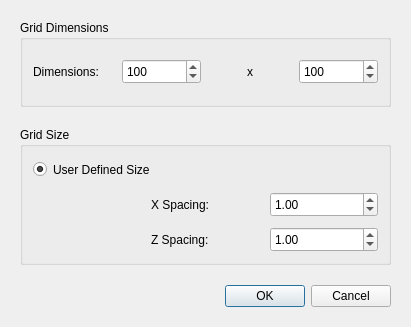
This is TonatiuhProject/src/source/gui/gridsettingsdialog.ui in iat-cener/tonatiuh as Qt 5 draws it before an edit. The edited form follows.
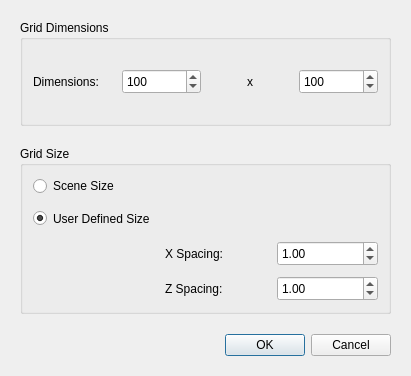
This is the edited form.

Patch:
```diff
--- a/TonatiuhProject/src/source/gui/gridsettingsdialog.ui
+++ b/TonatiuhProject/src/source/gui/gridsettingsdialog.ui
@@ -7,7 +7,7 @@
     <x>0</x>
     <y>0</y>
     <width>411</width>
-    <height>327</height>
+    <height>376</height>
    </rect>
   </property>
   <property name="windowTitle">
@@ -126,23 +126,7 @@
       <property name="spacing">
        <number>10</number>
       </property>
-      <item row="0" column="0" colspan="2">
-       <widget class="QRadioButton" name="userDefinedRadio">
-        <property name="minimumSize">
-         <size>
-          <width>0</width>
-          <height>25</height>
-         </size>
-        </property>
-        <property name="text">
-         <string>User Defined Size</string>
-        </property>
-        <property name="checked">
-         <bool>true</bool>
-        </property>
-       </widget>
-      </item>
-      <item row="2" column="2">
+      <item row="3" column="2">
        <widget class="QDoubleSpinBox" name="xSpacingSpin">
         <property name="minimumSize">
          <size>
@@ -158,14 +142,14 @@
         </property>
        </widget>
       </item>
-      <item row="2" column="1">
+      <item row="3" column="1">
        <widget class="QLabel" name="xSpacionLabel">
         <property name="text">
          <string>X Spacing:</string>
         </property>
        </widget>
       </item>
-      <item row="3" column="1">
+      <item row="4" column="1">
        <widget class="QLabel" name="zSpacingLabel">
         <property name="minimumSize">
          <size>
@@ -178,7 +162,7 @@
         </property>
        </widget>
       </item>
-      <item row="3" column="2">
+      <item row="4" column="2">
        <widget class="QDoubleSpinBox" name="zSpacingSpin">
         <property name="minimumSize">
          <size>
@@ -194,6 +178,32 @@
         </property>
        </widget>
       </item>
+      <item row="1" column="0">
+       <widget class="QRadioButton" name="scebeRadio">
+        <property name="text">
+         <string>Scene Size</string>
+        </property>
+        <property name="checked">
+         <bool>false</bool>
+        </property>
+       </widget>
+      </item>
+      <item row="2" column="0">
+       <widget class="QRadioButton" name="userDefinedRadio">
+        <property name="minimumSize">
+         <size>
+          <width>0</width>
+          <height>25</height>
+         </size>
+        </property>
+        <property name="text">
+         <string>User Defined Size</string>
+        </property>
+        <property name="checked">
+         <bool>true</bool>
+        </property>
+       </widget>
+      </item>
      </layout>
     </widget>
    </item>
```
Left out of the diff: 1 changed line with no effect on the pictures.
